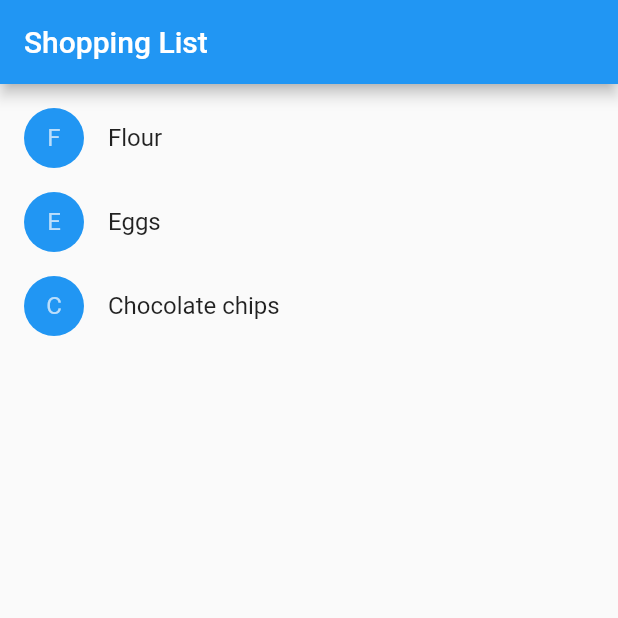
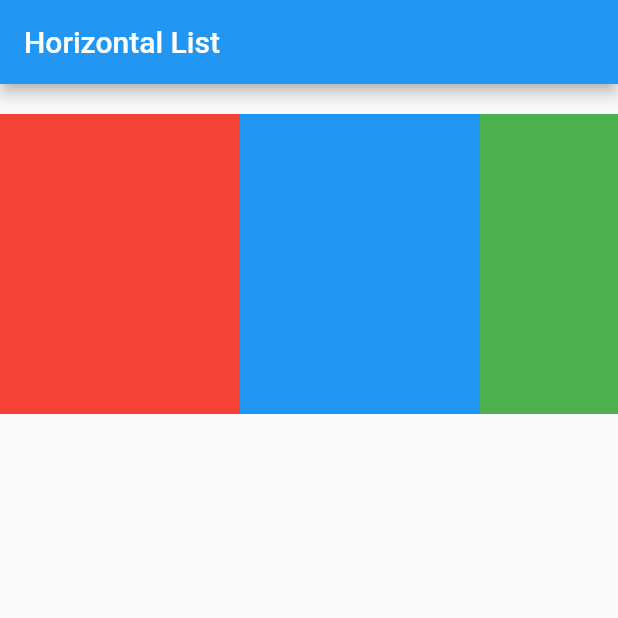
Before and after one commit to tkuanhoong/flutter_docu_app, a Flutter app: the screen it shows after launch, on a phone screen of 412 x 824 dp, the top half of it. Run offline on Flutter 3.47's test engine with Material 2 defaults, Android fonts, the phone set to English and light mode, and no system bars.

Commit message:
layout progress

```diff
--- a/lib/main.dart
+++ b/lib/main.dart
@@ -1,16 +1,13 @@
 import 'package:flutter/material.dart';
 import 'package:flutter_docu_app/ui/1.introduction/shopping_list.dart';
+import 'package:flutter_docu_app/ui/2.layout/2.1%20lists%20&%20grids/horizontal_list.dart';
+import 'package:flutter_docu_app/ui/2.layout/2.1%20lists%20&%20grids/list_view_example.dart';
+import 'package:flutter_docu_app/ui/2.layout/build_layout.dart';
 
 void main() {
   runApp(
     MaterialApp(
-      home: ShoppingList(
-          products: [
-            Product(name: 'Flour'),
-            Product(name: 'Eggs'),
-            Product(name: 'Chocolate chips'),
-          ],
-        ),
+      home: HorizontalList(),
     ),
   );
 }
--- /dev/null
+++ b/lib/ui/2.layout/2.1 lists & grids/horizontal_list.dart
@@ -0,0 +1,29 @@
+import 'package:flutter/material.dart';
+
+class HorizontalList extends StatelessWidget {
+  const HorizontalList({super.key});
+
+  @override
+  Widget build(BuildContext context) {
+    const title = "Horizontal List";
+    return Scaffold(
+      appBar: AppBar(
+        title: const Text(title),
+      ),
+      body: Container(
+        margin: const EdgeInsets.symmetric(vertical: 20.0),
+        height: 200,
+        child: ListView(
+          scrollDirection: Axis.horizontal,
+          children: [
+            Container(width: 160, color: Colors.red),
+            Container(width: 160, color: Colors.blue),
+            Container(width: 160, color: Colors.green),
+            Container(width: 160, color: Colors.yellow),
+            Container(width: 160, color: Colors.orange),
+          ],
+        ),
+      ),
+    );
+  }
+}
--- a/pubspec.yaml
+++ b/pubspec.yaml
@@ -59,9 +59,8 @@ flutter:
   uses-material-design: true
 
   # To add assets to your application, add an assets section, like this:
-  # assets:
-  #   - images/a_dot_burr.jpeg
-  #   - images/a_dot_ham.jpeg
+  assets:
+    - assets/images/
 
   # An image asset can refer to one or more resolution-specific "variants", see
   # https://flutter.dev/assets-and-images/#resolution-aware
```
Also changed, not shown: lib/ui/2.layout/2.1 lists & grids/list_view_example.dart (added, +34 -0 lines), lib/ui/2.layout/build_layout.dart (added, +93 -0 lines), assets/images/post1.jpg (added).
